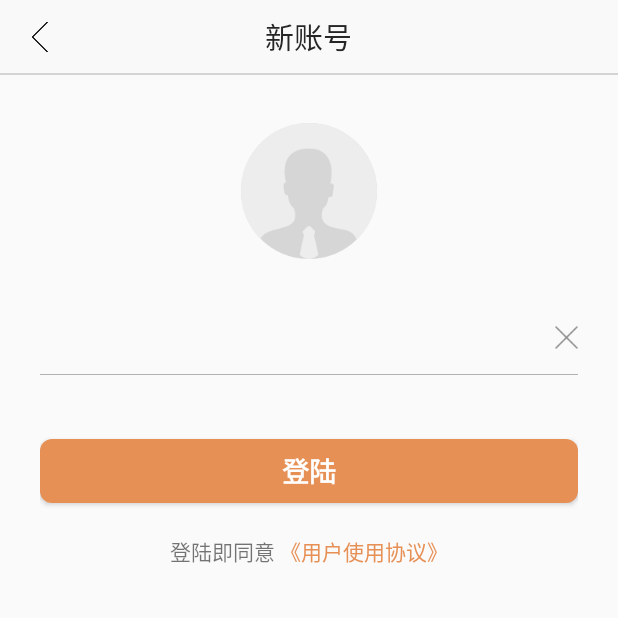
After one commit to 767954322/JTAndroid, an Android app: the NewUserNameActivity screen opened directly, with no data from a screen before it, on a phone screen of 412 x 824 dp, the top half of it. The commit adds this screen. Run offline under Robolectric (Android 15) with nearby library versions, the phone set to English and light mode, and no system bars; libraries missing offline, so code that uses them is left out: com.nostra13.universalimageloader; 1 statement that could not run was skipped.

Commit message:
修改android第三方登陆与ios一致

```diff
--- a/app/src/main/AndroidManifest.xml
+++ b/app/src/main/AndroidManifest.xml
@@ -101,6 +101,11 @@
             android:screenOrientation="portrait" />
         <activity
             android:name=".home.activity.UserLoginActivity"
+            android:configChanges="keyboardHidden|orientation|locale|layoutDirection"
+            android:launchMode="singleTop"
+            android:screenOrientation="portrait" />
+        <activity
+            android:name=".home.activity.NewUserNameActivity"
             android:configChanges="keyboardHidden|orientation|locale|layoutDirection"
             android:launchMode="singleTop"
             android:screenOrientation="portrait" />
--- a/app/src/main/java/com/homechart/app/commont/constants/ClassConstant.java
+++ b/app/src/main/java/com/homechart/app/commont/constants/ClassConstant.java
@@ -77,6 +77,7 @@ public class ClassConstant {
         public static final String OPENID = "openid";
         public static final String PLAT = "plat";
         public static final String TOKEN = "token";
+        public static final String NIKENAME = "nickname";
 
     }
 
--- /dev/null
+++ b/app/src/main/java/com/homechart/app/home/activity/NewUserNameActivity.java
@@ -0,0 +1,208 @@
+package com.homechart.app.home.activity;
+
+import android.content.Intent;
+import android.os.Bundle;
+import android.text.Editable;
+import android.text.TextUtils;
+import android.text.TextWatcher;
+import android.view.View;
+import android.widget.Button;
+import android.widget.ImageButton;
+import android.widget.ImageView;
+import android.widget.RelativeLayout;
+import android.widget.TextView;
+
+import com.android.volley.VolleyError;
+import com.homechart.app.R;
+import com.homechart.app.commont.utils.ChatUtils;
+import com.homechart.app.commont.utils.CustomProgress;
+import com.homechart.app.commont.utils.GsonUtil;
+import com.homechart.app.commont.utils.ImageUtils;
+import com.homechart.app.commont.utils.SharedPreferencesUtils;
+import com.homechart.app.commont.utils.ToastUtils;
+import com.homechart.app.home.bean.LoginBean;
+import com.homechart.app.home.ui.ProEditText;
+import com.homechart.app.netutils.MPServerHttpManager;
+import com.homechart.app.netutils.OkStringRequest;
+
+import org.json.JSONException;
+import org.json.JSONObject;
+
+/**
+ * Created by gumenghao on 17/5/16.
+ */
+
+public class NewUserNameActivity extends BaseActivity
+        implements View.OnClickListener,
+        ProEditText.RightPicOnclickListener {
+
+    private RelativeLayout mToMast;
+    private ImageView mHeader;
+    private ImageButton mBack;
+    private ProEditText mName;
+    private TextView mTital;
+    private Button mLogin;
+
+    private String iconurl;
+    private String openid;
+    private String token;
+    private String name;
+    private String plat;
+
+    @Override
+    protected int getLayoutResId() {
+        return R.layout.activity_newuser_name;
+    }
+
+    @Override
+    protected void initExtraBundle() {
+        super.initExtraBundle();
+
+        openid = getIntent().getStringExtra("openid");
+        token = getIntent().getStringExtra("token");
+        plat = getIntent().getStringExtra("plat");
+        name = getIntent().getStringExtra("username");
+        iconurl = getIntent().getStringExtra("iconurl");
+    }
+
+    @Override
+    protected void initView() {
+        mTital = (TextView) findViewById(R.id.tv_tital_comment);
+        mHeader = (ImageView) findViewById(R.id.iv_user_header);
+        mBack = (ImageButton) findViewById(R.id.nav_left_imageButton);
+        mName = (ProEditText) findViewById(R.id.et_login_name);
+        mLogin = (Button) findViewById(R.id.btn_login_demand);
+        mToMast = (RelativeLayout) findViewById(R.id.rl_jumpto_mast);
+    }
+
+    @Override
+    protected void initListener() {
+        super.initListener();
+        mBack.setOnClickListener(this);
+        mLogin.setOnClickListener(this);
+        mToMast.setOnClickListener(this);
+        mName.addTextChangedListener(watcher);
+        mName.setRightPicOnclickListener(this);
+    }
+
+    @Override
+    protected void initData(Bundle savedInstanceState) {
+        mTital.setText("新账号");
+        mName.setText(name);
+        ImageUtils.displayRoundImage(iconurl, mHeader);
+        ToastUtils.showCenter(this, "昵称已存在");
+    }
+
+    @Override
+    public void onClick(View v) {
+        switch (v.getId()) {
+            case R.id.nav_left_imageButton:
+                NewUserNameActivity.this.finish();
+                break;
+            case R.id.btn_login_demand:
+                platLogin(openid, token, plat, name);
+                break;
+            case R.id.rl_jumpto_mast:
+                Intent intent = new Intent(this, UserMastActivity.class);
+                startActivity(intent);
+                break;
+        }
+    }
+
+    @Override
+    public void rightPicClick() {
+        name = "";
+        mName.setText("");
+    }
+
+    private void platLogin
+            (final String openid,
+             final String token,
+             final String plat,
+             final String name) {
+
+        OkStringRequest.OKResponseCallback callBack = new OkStringRequest.OKResponseCallback() {
+            @Override
+            public void onErrorResponse(VolleyError volleyError) {
+                CustomProgress.cancelDialog();
+                ToastUtils.showCenter(NewUserNameActivity.this, "请求服务器失败，请重新尝试");
+            }
+
+            @Override
+            public void onResponse(String s) {
+                CustomProgress.cancelDialog();
+                try {
+                    JSONObject jsonObject = new JSONObject(s);
+                    String info = jsonObject.getString("info");
+                    if (TextUtils.isEmpty(info)) {
+                        loginPersion(s);
+                    } else {
+                        ToastUtils.showCenter(NewUserNameActivity.this, info);
+                    }
+                } catch (JSONException e) {
+                    ToastUtils.showCenter(NewUserNameActivity.this, "请求服务器失败，请重新尝试");
+                }
+            }
+        };
+        MPServerHttpManager.getInstance().platLogin(openid, token, plat, name, callBack);
+    }
+
+    private TextWatcher watcher = new TextWatcher() {
+
+        @Override
+        public void onTextChanged(CharSequence s, int start, int before, int count) {
+        }
+
+        @Override
+        public void beforeTextChanged(CharSequence s, int start, int count,
+                                      int after) {
+
+        }
+
+        @Override
+        public void afterTextChanged(Editable s) {
+            name = s.toString();
+        }
+    };
+
+
+    //已绑定，登录
+    private void loginPersion(String strJson) {
+        CustomProgress.cancelDialog();
+        try {
+            JSONObject jsonObject = new JSONObject(strJson);
+            String info = jsonObject.getString("info");
+            if (TextUtils.isEmpty(info)) {
+                LoginBean loginBean = GsonUtil.jsonToBean(strJson, LoginBean.class);
+                SharedPreferencesUtils.writeString("user_id", loginBean.getData().getUser_info().getUser_id());
+                SharedPreferencesUtils.writeString("nickname", loginBean.getData().getUser_info().getNickname());
+                SharedPreferencesUtils.writeString("avatar", loginBean.getData().getUser_info().getAvatar());
+                SharedPreferencesUtils.writeString("ticket", loginBean.getData().getUser_info().getTicket());
+                SharedPreferencesUtils.writeString("mobile", loginBean.getData().getUser_info().getMobile());
+                SharedPreferencesUtils.writeString("email", loginBean.getData().getUser_info().getEmail());
+                SharedPreferencesUtils.writeString("profession", loginBean.getData().getUser_info().getProfession());
+                SharedPreferencesUtils.writeString("project_num", loginBean.getData().getUser_info().getProject_num());
+                SharedPreferencesUtils.writeString("ease_username", loginBean.getData().getUser_info().getEase_username());
+                SharedPreferencesUtils.writeString("ease_password", loginBean.getData().getUser_info().getEase_password());
+                ChatUtils.LoginEaseUI();
+
+                Intent intent_result = NewUserNameActivity.this.getIntent();
+                if (TextUtils.isEmpty(loginBean.getData().getUser_info().getProfession())) {
+                    intent_result.putExtra("status", "consumer");
+                    SharedPreferencesUtils.writeString("login_in", "consumer");
+                } else {
+                    intent_result.putExtra("status", "register");
+                    SharedPreferencesUtils.writeString("login_in", "register");
+                }
+                setResult(10, intent_result);
+                NewUserNameActivity.this.finish();
+
+            } else {
+                ToastUtils.showCenter(NewUserNameActivity.this, info);
+            }
+        } catch (JSONException e) {
+            ToastUtils.showCenter(NewUserNameActivity.this, "登录失败，请重新登录");
+        }
+    }
+
+}
--- /dev/null
+++ b/app/src/main/java/com/homechart/app/home/ui/ProEditText.java
@@ -0,0 +1,81 @@
+package com.homechart.app.home.ui;
+
+import android.content.Context;
+import android.graphics.drawable.Drawable;
+import android.support.v7.widget.AppCompatEditText;
+import android.util.AttributeSet;
+import android.view.MotionEvent;
+
+/**
+ * Created by Jack on 2016/10/9 09:20.
+ * Email: zhuochangjing@foxmail.com
+ */
+public class ProEditText extends AppCompatEditText {
+
+    /**
+     * EditText右侧的图标
+     */
+    protected Drawable mRightDrawable;
+
+    private RightPicOnclickListener rightPicOnclickListener;
+
+    public ProEditText(Context context) {
+        super(context);
+        init(context);
+    }
+
+    public ProEditText(Context context, AttributeSet attrs) {
+        super(context, attrs);
+        init(context);
+    }
+
+    public ProEditText(Context context, AttributeSet attrs, int defStyleAttr) {
+        super(context, attrs, defStyleAttr);
+        init(context);
+    }
+
+    private void init(final Context context) {
+        mRightDrawable = getCompoundDrawables()[2];
+
+        if (mRightDrawable == null) {
+            return;
+        }
+
+        mRightDrawable.setBounds(0, 0, mRightDrawable.getIntrinsicWidth(), mRightDrawable.getIntrinsicHeight());
+    }
+
+    @Override
+    public boolean onTouchEvent(MotionEvent event) {
+        if (event.getAction() == MotionEvent.ACTION_UP) {
+            if (getCompoundDrawables()[2] != null) {
+                boolean touchable = event.getX() > (getWidth() - getTotalPaddingRight())
+                        && (event.getX() < ((getWidth() - getPaddingRight())));
+                if (touchable) {
+
+                    //设置点击EditText右侧图标EditText失去焦点，
+                    // 防止点击EditText右侧图标EditText获得焦点，软键盘弹出
+                    setFocusableInTouchMode(false);
+                    setFocusable(false);
+
+                    //点击EditText右侧图标事件接口回调
+                    if (rightPicOnclickListener != null) {
+                        rightPicOnclickListener.rightPicClick();
+                    }
+                } else {
+                    //设置点击EditText输入区域，EditText请求焦点，软键盘弹出，EditText可编辑
+                    setFocusableInTouchMode(true);
+                    setFocusable(true);
+                }
+            }
+        }
+        return super.onTouchEvent(event);
+    }
+
+    public void setRightPicOnclickListener(RightPicOnclickListener rightPicOnclickListener) {
+        this.rightPicOnclickListener = rightPicOnclickListener;
+    }
+
+    public interface RightPicOnclickListener {
+        void rightPicClick();
+    }
+}
--- a/app/src/main/java/com/homechart/app/netutils/MPServerHttpManager.java
+++ b/app/src/main/java/com/homechart/app/netutils/MPServerHttpManager.java
@@ -588,7 +588,7 @@ public class MPServerHttpManager {
      * @param plat
      * @param callback
      */
-    public void platLogin(final String openid, final String token, final String plat,  OkStringRequest.OKResponseCallback callback) {
+    public void platLogin(final String openid, final String token, final String plat, final String nickname, OkStringRequest.OKResponseCallback callback) {
         OkStringRequest okStringRequest = new OkStringRequest(Request.Method.POST, UrlConstants.LOGIN_PLAT, callback) {
             @Override
             protected Map<String, String> getParams() throws AuthFailureError {
@@ -598,6 +598,7 @@ public class MPServerHttpManager {
                 map.put(ClassConstant.DesinerRegister.OPENID, openid);
                 map.put(ClassConstant.DesinerRegister.PLAT, plat);
                 map.put(ClassConstant.DesinerRegister.TOKEN, token);
+                map.put(ClassConstant.DesinerRegister.NIKENAME, nickname);
                 return map;
             }
 
--- /dev/null
+++ b/app/src/main/res/layout/activity_newuser_name.xml
@@ -0,0 +1,89 @@
+<?xml version="1.0" encoding="utf-8"?>
+<RelativeLayout xmlns:android="http://schemas.android.com/apk/res/android"
+    android:layout_width="match_parent"
+    android:layout_height="match_parent">
+
+    <include
+        android:id="@+id/common_navbar"
+        layout="@layout/view_navigation_header" />
+
+    <RelativeLayout
+        android:layout_width="match_parent"
+        android:layout_height="match_parent"
+        android:layout_below="@+id/common_navbar"
+        android:paddingLeft="@dimen/font_25"
+        android:paddingRight="@dimen/font_25">
+
+
+        <ImageView
+            android:id="@+id/iv_user_header"
+            android:layout_width="@dimen/font_85"
+            android:layout_height="@dimen/font_85"
+            android:layout_centerHorizontal="true"
+            android:layout_marginTop="@dimen/font_30"
+            android:src="@drawable/ic_default_head" />
+
+
+        <com.homechart.app.home.ui.ProEditText
+            android:id="@+id/et_login_name"
+            android:layout_width="match_parent"
+            android:layout_height="wrap_content"
+            android:layout_below="@+id/iv_user_header"
+            android:layout_marginTop="@dimen/font_40"
+            android:background="@null"
+            android:drawableRight="@drawable/ic_delete"
+            android:lines="1"
+            android:textColorHint="@color/case_text_tital_detail"
+            android:textCursorDrawable="@null"
+            android:textSize="@dimen/font_14" />
+
+        <View
+            android:id="@+id/view_line_name"
+            android:layout_width="match_parent"
+            android:layout_height="@dimen/size_0.5"
+            android:layout_below="@+id/et_login_name"
+            android:layout_marginTop="@dimen/size_13"
+            android:background="@color/bg_eb2b2b2" />
+
+        <Button
+            android:id="@+id/btn_login_demand"
+            android:layout_width="match_parent"
+            android:layout_height="@dimen/font_40"
+            android:layout_below="@+id/view_line_name"
+            android:layout_marginTop="@dimen/font_40"
+            android:background="@drawable/bt_login"
+            android:text="登陆"
+            android:textColor="@color/white"
+            android:textSize="@dimen/font_17"
+            android:textStyle="bold" />
+
+        <RelativeLayout
+            android:id="@+id/rl_jumpto_mast"
+            android:layout_width="wrap_content"
+            android:layout_height="wrap_content"
+            android:layout_below="@+id/btn_login_demand"
+            android:layout_centerHorizontal="true"
+            android:layout_marginTop="@dimen/font_20">
+
+            <TextView
+                android:id="@+id/tv_yonghuxieyi_tital"
+                android:layout_width="wrap_content"
+                android:layout_height="wrap_content"
+                android:text="登陆即同意"
+                android:textSize="@dimen/font_13" />
+
+            <TextView
+                android:layout_width="wrap_content"
+                android:layout_height="wrap_content"
+                android:layout_marginLeft="@dimen/font_3"
+                android:layout_toRightOf="@+id/tv_yonghuxieyi_tital"
+                android:text="《用户使用协议》"
+                android:textColor="@color/bg_e79056"
+                android:textSize="@dimen/font_13" />
+
+        </RelativeLayout>
+
+    </RelativeLayout>
+
+
+</RelativeLayout>
```
Also changed, not shown: app/src/main/java/com/homechart/app/home/activity/UserLoginActivity.java (+11 -6 lines), app/src/main/java/com/homechart/app/home/activity/UserRegisterActivity.java (+8 -6 lines), 596 other files.
